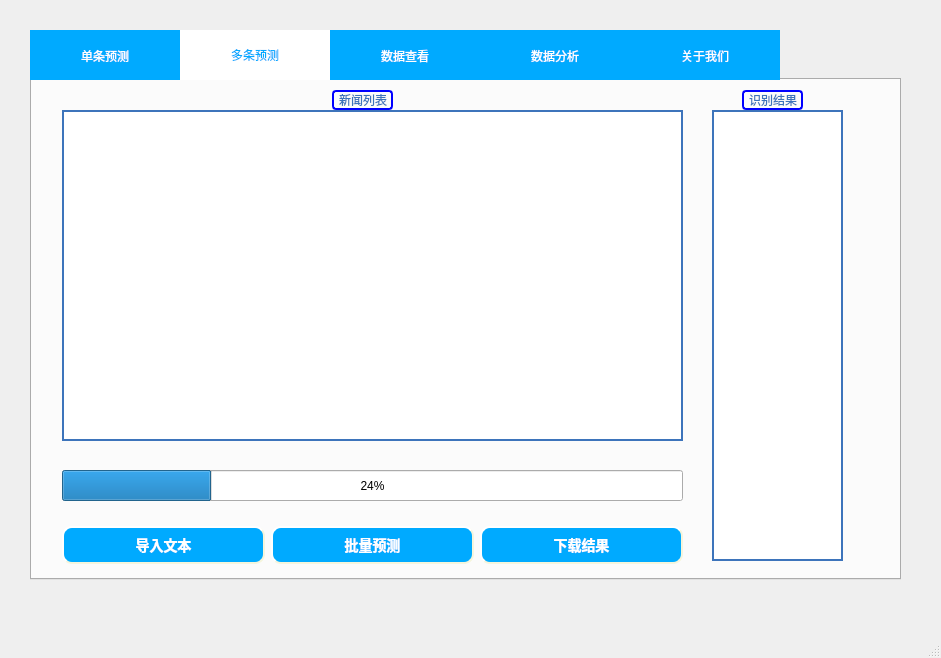
dragonbra/Meows, file news.ui: the form before one commit.
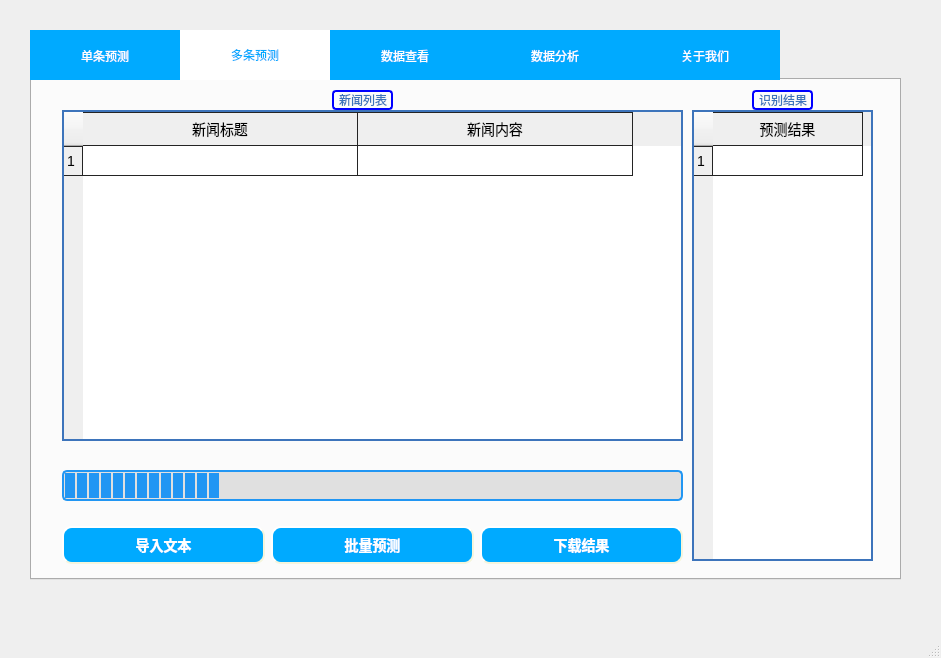
The form after the commit.

Commit message: 再次优化了ui

```diff
--- a/news.ui
+++ b/news.ui
@@ -349,38 +349,6 @@
       <property name="styleSheet">
        <string notr="true"/>
       </property>
-      <widget class="QTextBrowser" name="mulitynewsBroswer">
-       <property name="geometry">
-        <rect>
-         <x>30</x>
-         <y>30</y>
-         <width>621</width>
-         <height>331</height>
-        </rect>
-       </property>
-       <property name="styleSheet">
-        <string notr="true">background-color: white;
-border-width: 2px;
-border-color: #3D74BB;
-border-style: solid;</string>
-       </property>
-      </widget>
-      <widget class="QTextBrowser" name="mulityResultBroswer">
-       <property name="geometry">
-        <rect>
-         <x>680</x>
-         <y>30</y>
-         <width>131</width>
-         <height>451</height>
-        </rect>
-       </property>
-       <property name="styleSheet">
-        <string notr="true">background-color: white;
-border-width: 2px;
-border-color: #3D74BB;
-border-style: solid;</string>
-       </property>
-      </widget>
       <widget class="QWidget" name="layoutWidget">
        <property name="geometry">
         <rect>
@@ -481,14 +449,32 @@
          <height>31</height>
         </rect>
        </property>
+       <property name="styleSheet">
+        <string notr="true">QProgressBar{
+   border: 2px solid #2196F3;/*边框以及边框颜色*/
+    border-radius: 5px;
+    background-color: #E0E0E0;
+
+}
+QProgressBar::chunk{
+ background-color: #2196F3;
+    width: 10px; /*区块宽度*/
+    margin: 0.5px;
+
+}
+</string>
+       </property>
        <property name="value">
         <number>24</number>
        </property>
+       <property name="textVisible">
+        <bool>false</bool>
+       </property>
       </widget>
       <widget class="QLabel" name="label_3">
        <property name="geometry">
         <rect>
-         <x>710</x>
+         <x>720</x>
          <y>10</y>
          <width>61</width>
          <height>20</height>
@@ -527,6 +513,160 @@
         <string>新闻列表</string>
        </property>
       </widget>
+      <widget class="QTableWidget" name="mulityNewsTable">
+       <property name="geometry">
+        <rect>
+         <x>30</x>
+         <y>30</y>
+         <width>621</width>
+         <height>331</height>
+        </rect>
+       </property>
+       <property name="styleSheet">
+        <string notr="true">/*
+tabelwidget*/
+QTableWidget{
+border:1px solid #242424;
+gridline-color:#242424;
+
+	background-color: white;
+	border-width: 2px;
+	border-color: #3D74BB;
+	border-style: solid;
+}
+
+/*选中item*/
+QTableWidget::item:selected{
+color:rgb(255, 255, 255);
+background:qlineargradient(spread:pad,x1:0,y1:0,x2:0,y2:1,stop:0 rgb(0, 170, 255));
+}
+
+/*
+悬浮item*/
+QTableWidget::item:hover{
+background:rgb(0, 170, 255);
+}
+/*表头*/
+QHeaderView::section{
+text-align:center;
+font: 14px;
+padding:3px;
+margin:0px;
+border:1px solid #242424;
+border-left-width:0;
+}
+
+</string>
+       </property>
+       <attribute name="horizontalHeaderDefaultSectionSize">
+        <number>275</number>
+       </attribute>
+       <row>
+        <property name="text">
+         <string>1</string>
+        </property>
+       </row>
+       <column>
+        <property name="text">
+         <string>新闻标题</string>
+        </property>
+        <property name="font">
+         <font>
+          <weight>75</weight>
+          <bold>true</bold>
+         </font>
+        </property>
+       </column>
+       <column>
+        <property name="text">
+         <string>新闻内容</string>
+        </property>
+        <property name="font">
+         <font>
+          <weight>75</weight>
+          <bold>true</bold>
+         </font>
+        </property>
+       </column>
+       <item row="0" column="0">
+        <property name="text">
+         <string/>
+        </property>
+       </item>
+       <item row="0" column="1">
+        <property name="text">
+         <string/>
+        </property>
+       </item>
+      </widget>
+      <widget class="QTableWidget" name="mulityResultsTable">
+       <property name="geometry">
+        <rect>
+         <x>660</x>
+         <y>30</y>
+         <width>181</width>
+         <height>451</height>
+        </rect>
+       </property>
+       <property name="layoutDirection">
+        <enum>Qt::LeftToRight</enum>
+       </property>
+       <property name="styleSheet">
+        <string notr="true">/*
+tabelwidget*/
+QTableWidget{
+border:1px solid #242424;
+gridline-color:#242424;
+
+	background-color: white;
+	border-width: 2px;
+	border-color: #3D74BB;
+	border-style: solid;
+}
+
+/*选中item*/
+QTableWidget::item:selected{
+color:rgb(255, 255, 255);
+background:qlineargradient(spread:pad,x1:0,y1:0,x2:0,y2:1,stop:0 rgb(0, 170, 255));
+}
+
+/*
+悬浮item*/
+QTableWidget::item:hover{
+background:rgb(0, 170, 255);
+}
+/*表头*/
+QHeaderView::section{
+text-align:center;
+font: 14px;
+padding:3px;
+margin:0px;
+border:1px solid #242424;
+border-left-width:0;
+}
+
+</string>
+       </property>
+       <attribute name="horizontalHeaderDefaultSectionSize">
+        <number>150</number>
+       </attribute>
+       <row>
+        <property name="text">
+         <string>1</string>
+        </property>
+       </row>
+       <column>
+        <property name="text">
+         <string>预测结果</string>
+        </property>
+        <property name="font">
+         <font>
+          <weight>75</weight>
+          <bold>true</bold>
+         </font>
+        </property>
+       </column>
+      </widget>
      </widget>
     </widget>
     <widget class="QWidget" name="tab_3">
```
Left out of the diff: 119 changed lines with no effect on the pictures. The commit also changes 1 other file.
